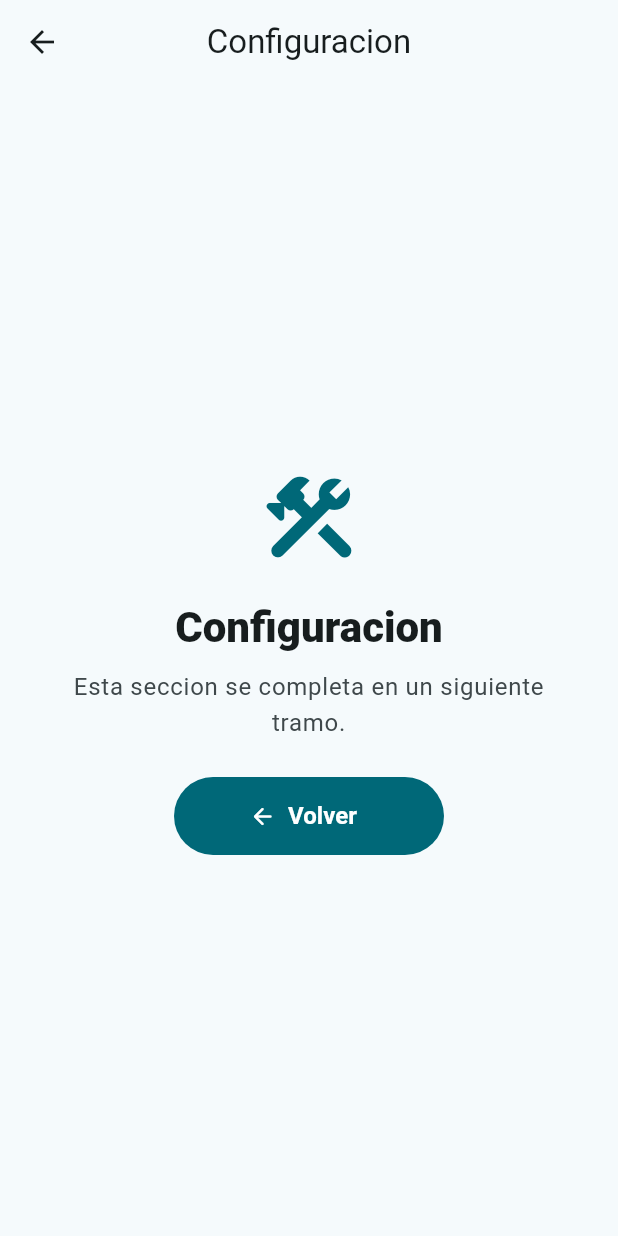
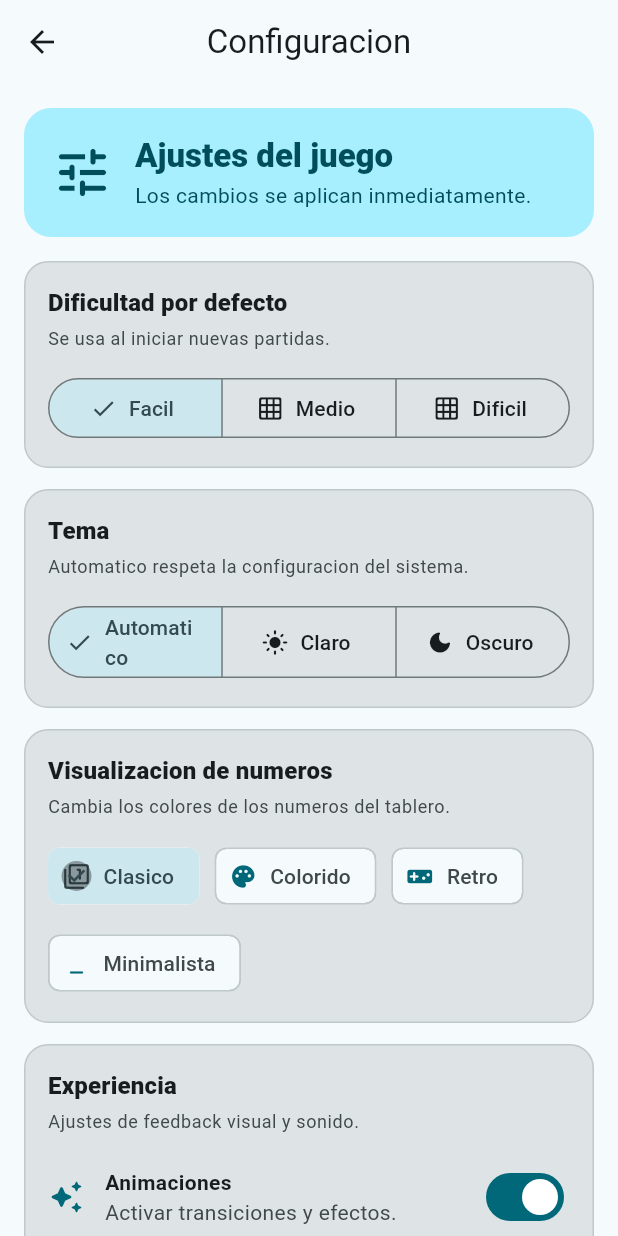
Before and after one commit to biancazullo/Buscaminas, a Flutter app: the screen it shows after launch, after a tap on "Configuracion", on a phone screen of 412 x 824 dp. Run offline on Flutter 3.47's test engine with Material 3 defaults, Android fonts, the phone set to English and light mode, and no system bars; our stand-ins replace animate_do, shared_preferences.

Commit message:
Pantalla de configuracion

```diff
--- a/lib/ui/features/home/views/main_menu_view.dart
+++ b/lib/ui/features/home/views/main_menu_view.dart
@@ -5,6 +5,7 @@ import '../../../../app/app_dependencies.dart';
 import '../../../core/view_models/app_view_model.dart';
 import '../../game/views/difficulty_selection_view.dart';
 import '../../high_scores/views/high_scores_view.dart';
+import '../../settings/views/settings_view.dart';
 
 class MainMenuView extends StatelessWidget {
   const MainMenuView({
@@ -151,7 +152,7 @@ class _MenuActions extends StatelessWidget {
         key: const ValueKey('settings-menu-button'),
         icon: Icons.tune_rounded,
         label: 'Configuracion',
-        onPressed: () => _openPlaceholder(context, 'Configuracion'),
+        onPressed: () => _openSettings(context),
       ),
       _MenuItem(
         key: const ValueKey('instructions-menu-button'),
@@ -199,6 +200,14 @@ class _MenuActions extends StatelessWidget {
     Navigator.of(context).push(
       MaterialPageRoute<void>(
         builder: (_) => HighScoresView(viewModel: viewModel),
+      ),
+    );
+  }
+
+  void _openSettings(BuildContext context) {
+    Navigator.of(context).push(
+      MaterialPageRoute<void>(
+        builder: (_) => SettingsView(appViewModel: appViewModel),
       ),
     );
   }
--- /dev/null
+++ b/lib/ui/features/settings/views/settings_view.dart
@@ -0,0 +1,394 @@
+import 'package:flutter/material.dart';
+
+import '../../../../domain/models/difficulty.dart';
+import '../../../../domain/models/number_style.dart';
+import '../../../../domain/models/theme_preference.dart';
+import '../../../core/view_models/app_view_model.dart';
+
+class SettingsView extends StatelessWidget {
+  const SettingsView({super.key, required this.appViewModel});
+
+  final AppViewModel appViewModel;
+
+  Future<void> _updateSettings(GameSettingsUpdate update) {
+    final settings = appViewModel.settings;
+
+    return appViewModel.updateSettings(
+      settings.copyWith(
+        difficulty: update.difficulty,
+        themePreference: update.themePreference,
+        numberStyle: update.numberStyle,
+        soundEnabled: update.soundEnabled,
+        animationsEnabled: update.animationsEnabled,
+      ),
+    );
+  }
+
+  @override
+  Widget build(BuildContext context) {
+    return ListenableBuilder(
+      listenable: appViewModel,
+      builder: (context, _) {
+        final settings = appViewModel.settings;
+
+        return Scaffold(
+          appBar: AppBar(title: const Text('Configuracion')),
+          body: SafeArea(
+            child: Center(
+              child: ConstrainedBox(
+                constraints: const BoxConstraints(maxWidth: 760),
+                child: ListView(
+                  key: const ValueKey('settings-list'),
+                  padding: const EdgeInsets.all(16),
+                  children: [
+                    _SettingsHeader(isLoading: appViewModel.isLoading),
+                    const SizedBox(height: 16),
+                    _SettingsSection(
+                      title: 'Dificultad por defecto',
+                      subtitle: 'Se usa al iniciar nuevas partidas.',
+                      child: _DifficultyPicker(
+                        value: settings.difficulty,
+                        onChanged: (difficulty) {
+                          _updateSettings(
+                            GameSettingsUpdate(difficulty: difficulty),
+                          );
+                        },
+                      ),
+                    ),
+                    const SizedBox(height: 14),
+                    _SettingsSection(
+                      title: 'Tema',
+                      subtitle:
+                          'Automatico respeta la configuracion del sistema.',
+                      child: _ThemePicker(
+                        value: settings.themePreference,
+                        onChanged: (themePreference) {
+                          _updateSettings(
+                            GameSettingsUpdate(
+                              themePreference: themePreference,
+                            ),
+                          );
+                        },
+                      ),
+                    ),
+                    const SizedBox(height: 14),
+                    _SettingsSection(
+                      title: 'Visualizacion de numeros',
+                      subtitle:
+                          'Cambia los colores de los numeros del tablero.',
+                      child: _NumberStylePicker(
+                        value: settings.numberStyle,
+                        onChanged: (numberStyle) {
+                          _updateSettings(
+                            GameSettingsUpdate(numberStyle: numberStyle),
+                          );
+                        },
+                      ),
+                    ),
+                    const SizedBox(height: 14),
+                    _SettingsSection(
+                      title: 'Experiencia',
+                      subtitle: 'Ajustes de feedback visual y sonido.',
+                      child: Column(
+                        children: [
+                          _SettingsSwitch(
+                            switchKey: const ValueKey('animations-switch'),
+                            value: settings.animationsEnabled,
+                            onChanged: (animationsEnabled) {
+                              _updateSettings(
+                                GameSettingsUpdate(
+                                  animationsEnabled: animationsEnabled,
+                                ),
+                              );
+                            },
+                            icon: Icons.auto_awesome_rounded,
+                            title: const Text('Animaciones'),
+                            subtitle: const Text(
+                              'Activar transiciones y efectos.',
+                            ),
+                          ),
+                          const Divider(height: 16),
+                          _SettingsSwitch(
+                            switchKey: const ValueKey('sound-switch'),
+                            value: settings.soundEnabled,
+                            onChanged: (soundEnabled) {
+                              _updateSettings(
+                                GameSettingsUpdate(soundEnabled: soundEnabled),
+                              );
+                            },
+                            icon: Icons.volume_up_rounded,
+                            title: const Text('Efectos de sonido'),
+                            subtitle: const Text('Sin musica de fondo.'),
+                          ),
+                        ],
+                      ),
+                    ),
+                  ],
+                ),
+              ),
+            ),
+          ),
+        );
+      },
+    );
+  }
+}
+
+class _SettingsSwitch extends StatelessWidget {
+  const _SettingsSwitch({
+    required this.switchKey,
+    required this.value,
+    required this.onChanged,
+    required this.icon,
+    required this.title,
+    required this.subtitle,
+  });
+
+  final Key switchKey;
+  final bool value;
+  final ValueChanged<bool> onChanged;
+  final IconData icon;
+  final Widget title;
+  final Widget subtitle;
+
+  @override
+  Widget build(BuildContext context) {
+    final colorScheme = Theme.of(context).colorScheme;
+
+    return Padding(
+      padding: const EdgeInsets.symmetric(vertical: 4),
+      child: Row(
+        children: [
+          Icon(icon, color: colorScheme.primary),
+          const SizedBox(width: 14),
+          Expanded(
+            child: Column(
+              crossAxisAlignment: CrossAxisAlignment.start,
+              mainAxisSize: MainAxisSize.min,
+              children: [
+                DefaultTextStyle.merge(
+                  style: const TextStyle(fontWeight: FontWeight.w700),
+                  child: title,
+                ),
+                DefaultTextStyle.merge(
+                  style: TextStyle(color: colorScheme.onSurfaceVariant),
+                  child: subtitle,
+                ),
+              ],
+            ),
+          ),
+          Switch(key: switchKey, value: value, onChanged: onChanged),
+        ],
+      ),
+    );
+  }
+}
+
+class GameSettingsUpdate {
+  const GameSettingsUpdate({
+    this.difficulty,
+    this.themePreference,
+    this.numberStyle,
+    this.soundEnabled,
+    this.animationsEnabled,
+  });
+
+  final Difficulty? difficulty;
+  final ThemePreference? themePreference;
+  final NumberStyle? numberStyle;
+  final bool? soundEnabled;
+  final bool? animationsEnabled;
+}
+
+class _SettingsHeader extends StatelessWidget {
+  const _SettingsHeader({required this.isLoading});
+
+  final bool isLoading;
+
+  @override
+  Widget build(BuildContext context) {
+    final colorScheme = Theme.of(context).colorScheme;
+
+    return DecoratedBox(
+      decoration: BoxDecoration(
+        color: colorScheme.primaryContainer,
+        borderRadius: BorderRadius.circular(18),
+      ),
+      child: Padding(
+        padding: const EdgeInsets.all(18),
+        child: Row(
+          children: [
+            Icon(
+              Icons.tune_rounded,
+              size: 42,
+              color: colorScheme.onPrimaryContainer,
+            ),
+            const SizedBox(width: 14),
+            Expanded(
+              child: Column(
+                crossAxisAlignment: CrossAxisAlignment.start,
+                mainAxisSize: MainAxisSize.min,
+                children: [
+                  Text(
+                    'Ajustes del juego',
+                    style: Theme.of(context).textTheme.titleLarge?.copyWith(
+                      color: colorScheme.onPrimaryContainer,
+                      fontWeight: FontWeight.w900,
+                    ),
+                  ),
+                  const SizedBox(height: 2),
+                  Text(
+                    isLoading
+                        ? 'Cargando preferencias locales.'
+                        : 'Los cambios se aplican inmediatamente.',
+                    style: Theme.of(context).textTheme.bodyMedium?.copyWith(
+                      color: colorScheme.onPrimaryContainer,
+                    ),
+                  ),
+                ],
+              ),
+            ),
+          ],
+        ),
+      ),
+    );
+  }
+}
+
+class _SettingsSection extends StatelessWidget {
+  const _SettingsSection({
+    required this.title,
+    required this.subtitle,
+    required this.child,
+  });
+
+  final String title;
+  final String subtitle;
+  final Widget child;
+
+  @override
+  Widget build(BuildContext context) {
+    final colorScheme = Theme.of(context).colorScheme;
+
+    return DecoratedBox(
+      decoration: BoxDecoration(
+        color: colorScheme.surfaceContainerHighest,
+        borderRadius: BorderRadius.circular(16),
+        border: Border.all(color: colorScheme.outlineVariant),
+      ),
+      child: Padding(
+        padding: const EdgeInsets.all(16),
+        child: Column(
+          crossAxisAlignment: CrossAxisAlignment.stretch,
+          children: [
+            Text(
+              title,
+              style: Theme.of(
+                context,
+              ).textTheme.titleMedium?.copyWith(fontWeight: FontWeight.w900),
+            ),
+            const SizedBox(height: 4),
+            Text(
+              subtitle,
+              style: Theme.of(context).textTheme.bodySmall?.copyWith(
+                color: colorScheme.onSurfaceVariant,
+              ),
+            ),
+            const SizedBox(height: 14),
+            child,
+          ],
+        ),
+      ),
+    );
+  }
+}
+
+class _DifficultyPicker extends StatelessWidget {
+  const _DifficultyPicker({required this.value, required this.onChanged});
+
+  final Difficulty value;
+  final ValueChanged<Difficulty> onChanged;
+
+  @override
+  Widget build(BuildContext context) {
+    return SegmentedButton<Difficulty>(
+      key: const ValueKey('difficulty-setting-control'),
+      selected: {value},
+      onSelectionChanged: (values) => onChanged(values.single),
+      segments: [
+        for (final difficulty in Difficulty.values)
+          ButtonSegment<Difficulty>(
+            value: difficulty,
+            label: Text(difficulty.label),
+            icon: const Icon(Icons.grid_on_rounded),
+          ),
+      ],
+    );
+  }
+}
+
+class _ThemePicker extends StatelessWidget {
+  const _ThemePicker({required this.value, required this.onChanged});
+
+  final ThemePreference value;
+  final ValueChanged<ThemePreference> onChanged;
+
+  @override
+  Widget build(BuildContext context) {
+    return SegmentedButton<ThemePreference>(
+      key: const ValueKey('theme-setting-control'),
+      selected: {value},
+      onSelectionChanged: (values) => onChanged(values.single),
+      segments: [
+        for (final themePreference in ThemePreference.values)
+          ButtonSegment<ThemePreference>(
+            value: themePreference,
+            label: Text(themePreference.label),
+            icon: Icon(_iconFor(themePreference)),
+          ),
+      ],
+    );
+  }
+
+  IconData _iconFor(ThemePreference themePreference) {
+    return switch (themePreference) {
+      ThemePreference.system => Icons.brightness_auto_rounded,
+      ThemePreference.light => Icons.light_mode_rounded,
+      ThemePreference.dark => Icons.dark_mode_rounded,
+    };
+  }
+}
+
+class _NumberStylePicker extends StatelessWidget {
+  const _NumberStylePicker({required this.value, required this.onChanged});
+
+  final NumberStyle value;
+  final ValueChanged<NumberStyle> onChanged;
+
+  @override
+  Widget build(BuildContext context) {
+    return Wrap(
+      spacing: 10,
+      runSpacing: 10,
+      children: [
+        for (final style in NumberStyle.values)
+          ChoiceChip(
+            key: ValueKey('number-style-${style.name}'),
+            selected: value == style,
+            onSelected: (_) => onChanged(style),
+            label: Text(style.label),
+            avatar: Icon(_iconFor(style), size: 18),
+          ),
+      ],
+    );
+  }
+
+  IconData _iconFor(NumberStyle style) {
+    return switch (style) {
+      NumberStyle.classic => Icons.filter_1_rounded,
+      NumberStyle.colorful => Icons.palette_rounded,
+      NumberStyle.retro => Icons.videogame_asset_rounded,
+      NumberStyle.minimalist => Icons.minimize_rounded,
+    };
+  }
+}
```
Also changed, not shown: 1 other file.
